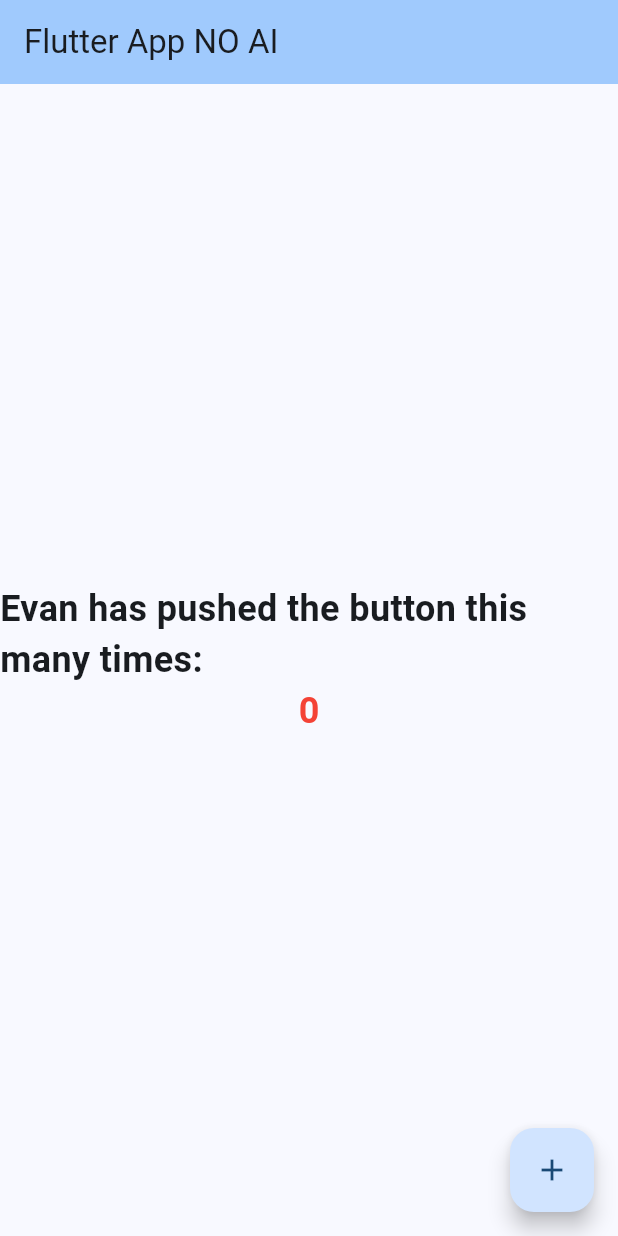
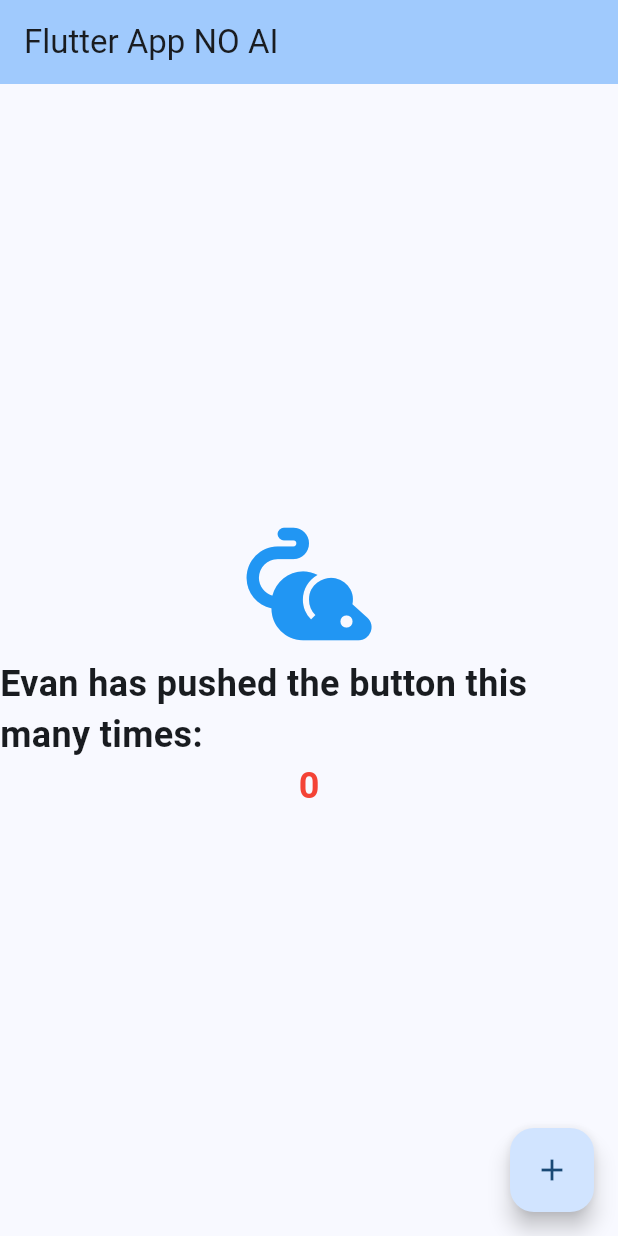
Before and after one commit to eblan225/sept10flutterappnoai, a Flutter app: the screen it shows after launch, on a phone screen of 412 x 824 dp. Run offline on Flutter 3.47's test engine with Material 3 defaults, Android fonts, the phone set to English and light mode, and no system bars.

Commit message:
added a rat

```diff
--- a/lib/main.dart
+++ b/lib/main.dart
@@ -103,7 +103,13 @@ class _MyHomePageState extends State<MyHomePage> {
           // action in the IDE, or press "p" in the console), to see the
           // wireframe for each widget.
           mainAxisAlignment: .center,
+
           children: [
+          Icon(
+            Icons.pest_control_rodent,
+            size: 100.0,
+            color: Colors.blue,
+          ),
             const Text('Evan has pushed the button this many times:',
               style: TextStyle(
                 fontSize: 24.0,
```
